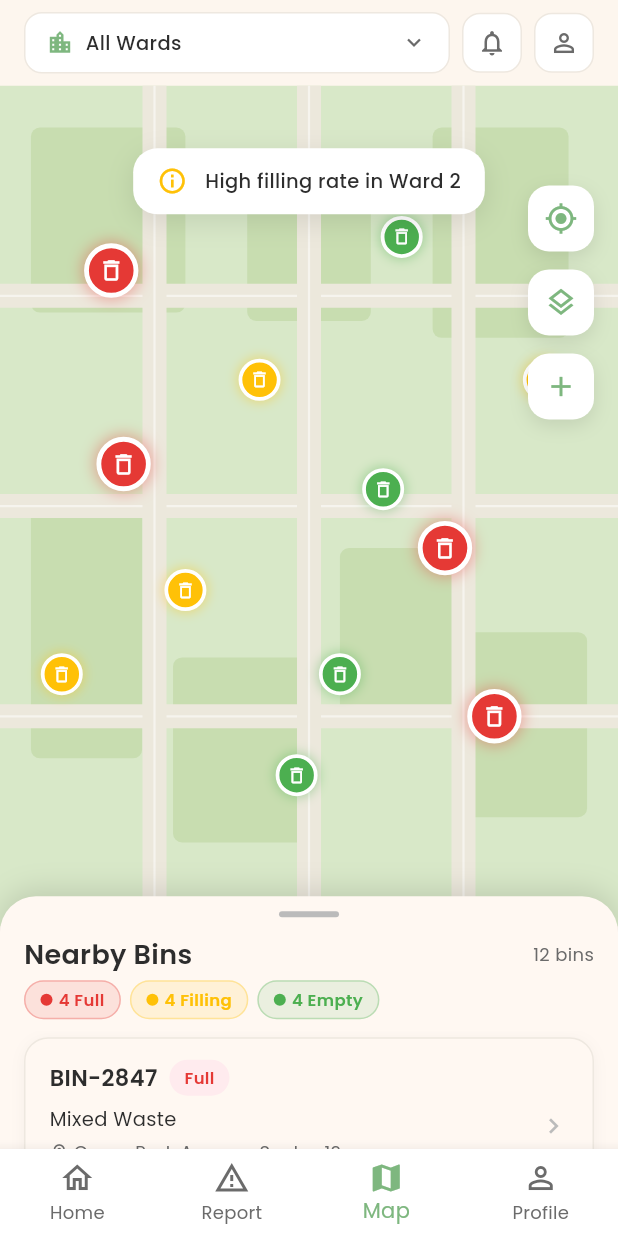
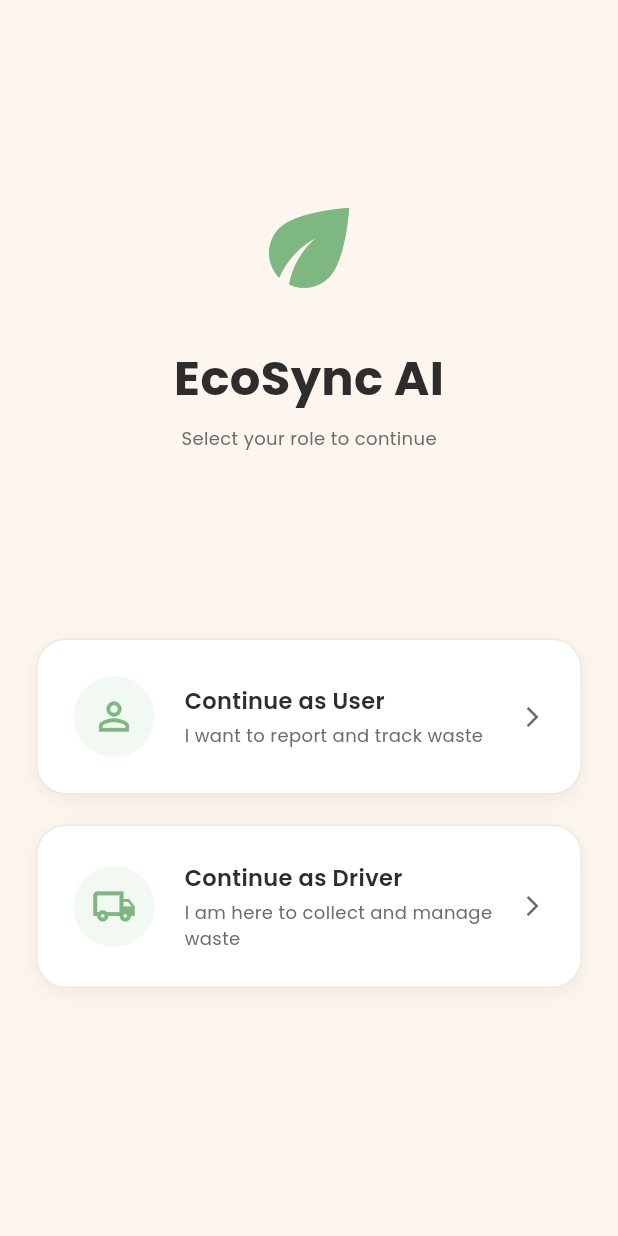
Before and after one commit to imChinmoy/EcoSyncAI, a Flutter app: the screen it shows after launch, on a phone screen of 412 x 824 dp. Run offline on Flutter 3.47's test engine with Material 3 defaults, Android fonts, the phone set to English and light mode, and no system bars; our stand-ins replace camera, dio, flutter_bloc, google_fonts, shared_preferences.

Commit message:
stable before implementing Driver UI

```diff
--- /dev/null
+++ b/lib/features/auth/presentations/screens/role_selection_screen.dart
@@ -0,0 +1,126 @@
+import 'package:ecosyncai/core/themes/app_color.dart';
+import 'package:ecosyncai/core/themes/app_text_styles.dart';
+import 'package:ecosyncai/features/driver/presentations/screens/driver_home_screen.dart';
+import 'package:ecosyncai/features/main/presentations/screens/main_navigation_screen.dart';
+import 'package:flutter/material.dart';
+
+class RoleSelectionScreen extends StatelessWidget {
+  const RoleSelectionScreen({super.key});
+
+  @override
+  Widget build(BuildContext context) {
+    return Scaffold(
+      backgroundColor: AppColors.background,
+      body: SafeArea(
+        child: Padding(
+          padding: const EdgeInsets.symmetric(horizontal: 24.0),
+          child: Column(
+            mainAxisAlignment: MainAxisAlignment.center,
+            children: [
+              const Spacer(),
+              const Icon(Icons.eco, size: 80, color: AppColors.primary),
+              const SizedBox(height: 24),
+              Text(
+                'EcoSync AI',
+                style: AppTextStyles.heading1.copyWith(fontSize: 32),
+              ),
+              const SizedBox(height: 8),
+              Text(
+                'Select your role to continue',
+                style: AppTextStyles.bodySecondary,
+              ),
+              const Spacer(),
+              _RoleButton(
+                title: 'Continue as User',
+                subtitle: 'I want to report and track waste',
+                icon: Icons.person_outline,
+                onPressed: () {
+                  Navigator.pushReplacementNamed(context, '/user_home');
+                },
+              ),
+              const SizedBox(height: 20),
+              _RoleButton(
+                title: 'Continue as Driver',
+                subtitle: 'I am here to collect and manage waste',
+                icon: Icons.local_shipping_outlined,
+                onPressed: () {
+                  Navigator.pushReplacementNamed(context, '/driver_home');
+                },
+              ),
+              const Spacer(),
+              const SizedBox(height: 40),
+            ],
+          ),
+        ),
+      ),
+    );
+  }
+}
+
+class _RoleButton extends StatelessWidget {
+  final String title;
+  final String subtitle;
+  final IconData icon;
+  final VoidCallback onPressed;
+
+  const _RoleButton({
+    required this.title,
+    required this.subtitle,
+    required this.icon,
+    required this.onPressed,
+  });
+
+  @override
+  Widget build(BuildContext context) {
+    return InkWell(
+      onTap: onPressed,
+      borderRadius: BorderRadius.circular(20),
+      child: Container(
+        padding: const EdgeInsets.all(24),
+        decoration: BoxDecoration(
+          color: AppColors.surface,
+          borderRadius: BorderRadius.circular(20),
+          border: Border.all(color: AppColors.divider),
+          boxShadow: [
+            BoxShadow(
+              color: Colors.black.withOpacity(0.05),
+              blurRadius: 10,
+              offset: const Offset(0, 4),
+            ),
+          ],
+        ),
+        child: Row(
+          children: [
+            Container(
+              padding: const EdgeInsets.all(12),
+              decoration: BoxDecoration(
+                color: AppColors.primary.withOpacity(0.1),
+                shape: BoxShape.circle,
+              ),
+              child: Icon(icon, color: AppColors.primary, size: 30),
+            ),
+            const SizedBox(width: 20),
+            Expanded(
+              child: Column(
+                crossAxisAlignment: CrossAxisAlignment.start,
+                children: [
+                  Text(title, style: AppTextStyles.heading3),
+                  const SizedBox(height: 4),
+                  Text(
+                    subtitle,
+                    style: AppTextStyles.bodySecondary.copyWith(fontSize: 12),
+                  ),
+                ],
+              ),
+            ),
+            const Icon(
+              Icons.arrow_forward_ios,
+              color: AppColors.textSecondary,
+              size: 16,
+            ),
+          ],
+        ),
+      ),
+    );
+  }
+}
--- a/lib/main.dart
+++ b/lib/main.dart
@@ -2,6 +2,8 @@ import 'package:ecosyncai/core/themes/app_theme.dart';
 import 'package:ecosyncai/dummy_data/services/mock_bin_service.dart';
 import 'package:ecosyncai/features/home/presentations/bloc/bin/bin_bloc.dart';
 import 'package:ecosyncai/features/home/presentations/bloc/ward/ward_bloc.dart';
+import 'package:ecosyncai/features/auth/presentations/screens/role_selection_screen.dart';
+import 'package:ecosyncai/features/driver/presentations/screens/driver_home_screen.dart';
 import 'package:ecosyncai/features/main/presentations/screens/main_navigation_screen.dart';
 import 'package:ecosyncai/features/report/presentations/bloc/report/report_bloc.dart';
 import 'package:ecosyncai/features/scanner/presentations/bloc/scanner/scanner_bloc.dart';
@@ -24,7 +26,6 @@ class EcoSyncApp extends StatelessWidget {
 
   @override
   Widget build(BuildContext context) {
-
     final binService = MockBinService();
 
     return MultiBlocProvider(
@@ -38,7 +39,12 @@ class EcoSyncApp extends StatelessWidget {
         title: 'EcoSync AI',
         debugShowCheckedModeBanner: false,
         theme: AppTheme.lightTheme,
-        home: const MainNavigationScreen(),
+        initialRoute: '/',
+        routes: {
+          '/': (context) => const RoleSelectionScreen(),
+          '/user_home': (context) => const MainNavigationScreen(),
+          '/driver_home': (context) => const DriverHomeScreen(),
+        },
       ),
     );
   }
```
Also changed, not shown: lib/features/driver/presentations/screens/driver_home_screen.dart (added, +62 -0 lines).
